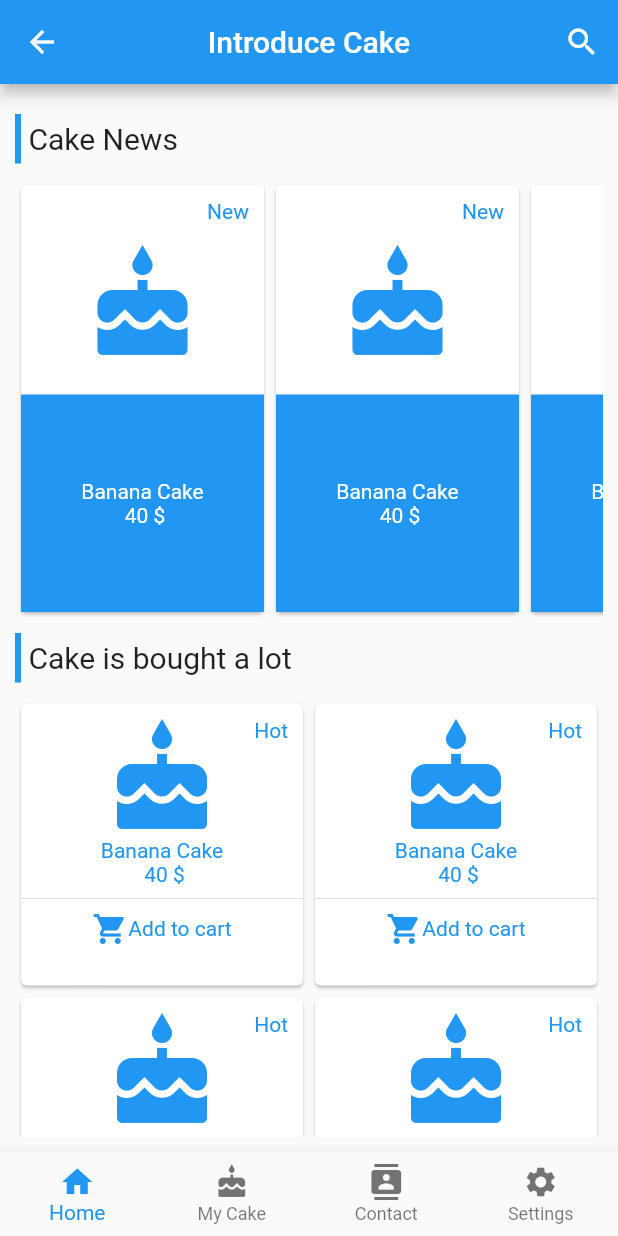
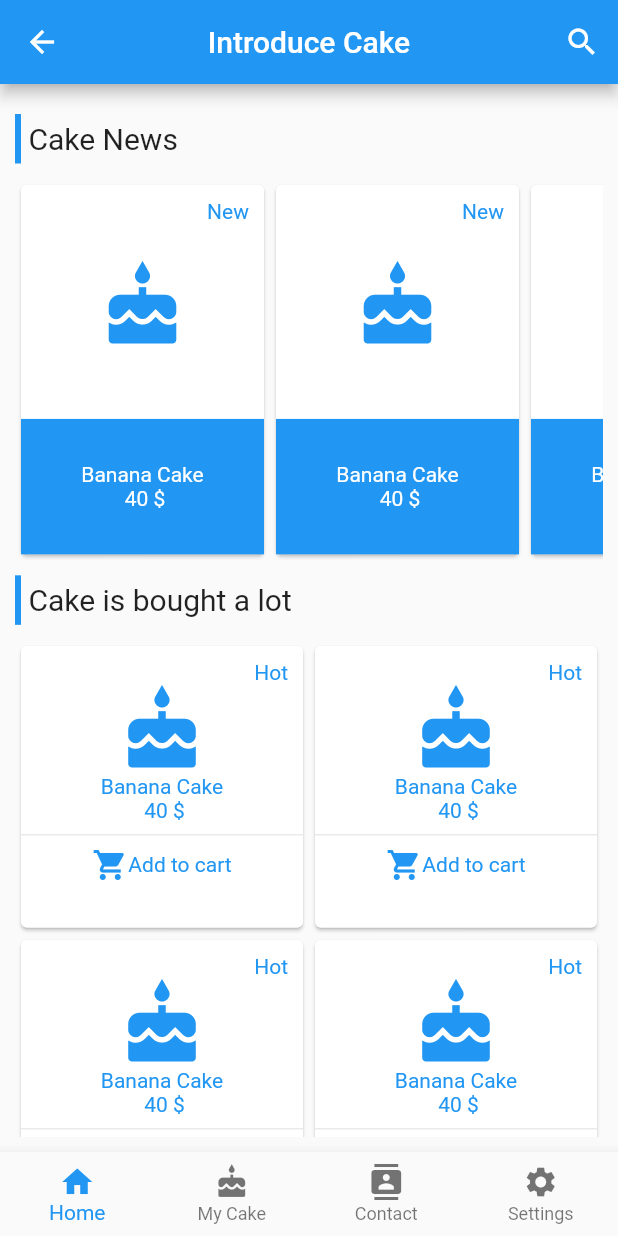
Before and after one commit to mvn-ducnguyen4-dn/flutter, a Flutter app: the screen it shows after launch, on a phone screen of 412 x 824 dp. Run offline on Flutter 3.47's test engine with Material 2 defaults, Android fonts, the phone set to English and light mode, and no system bars.

Commit message:
update layout with class

```diff
--- a/lib/main.dart
+++ b/lib/main.dart
@@ -1,5 +1,4 @@
 import 'package:flutter/material.dart';
-// import 'package:big_tip/big_tip.dart';
 
 void main() => runApp(MyApp());
 
@@ -26,224 +25,33 @@ class MyApp extends StatelessWidget {
             ),
           ],
         ),
-        body:
-            // Column(
-            //   crossAxisAlignment: CrossAxisAlignment.center,
-            //   children: [
-            //       Align(
-            //         alignment: Alignment.topRight,
-            //         child:Text(
-            //           'New',
-            //           style: TextStyle(color: Colors.blue),
-            //         ),
-            //       ),
-            //       Icon(
-            //         Icons.cake,
-            //         color: Colors.blue,
-            //         size: 80.0,
-            //       ),
-            //       Text(
-            //         'Banana Cake \n 40 \$',
-            //         textAlign: TextAlign.center,
-            //         style: TextStyle(color: Colors.blue),
-            //       )
-            //   ],
-            // ),
-
-            // Stack(
-            //   children: [
-            //     Container(
-            //       child: Positioned(
-            //         top: 20,
-            //         right: 20,
-            //         child: Text(
-            //           'New',
-            //           style: TextStyle(color: Colors.blue),
-            //         ),
-            //       )
-            //     ),
-            //     Container(
-            //       padding: EdgeInsets.all(20.0),
-            //       decoration: BoxDecoration(
-            //         border: Border.all(
-            //           width: 1,
-            //         ),
-            //       ),
-
-            //       child: Column(
-            //         children: [
-            //           Icon(
-            //             Icons.cake,
-            //             color: Colors.blue,
-            //             size: 80.0,
-            //           ),
-            //           Container(
-            //             margin: EdgeInsets.symmetric(vertical: 10.0),
-            //             padding: EdgeInsets.symmetric(vertical: 10.0),
-            //             color: Colors.blue,
-            //             child: Row(
-            //               children: [
-            //                 Expanded(
-            //                   child: Text('Banana Cake \n 40 \$',
-            //                   textAlign: TextAlign.center,
-            //                   style: TextStyle(color: Colors.white),
-            //                 ),
-            //                 )
-            //               ],
-            //             ),
-            //           ),
-            //         ]
-            //       )
-            //     ),
-            //   ]
-            // ),
-
-            Container(
+        body: Container(
           margin: EdgeInsets.all(10.0),
           child: Column(
-            // crossAxisAlignment: CrossAxisAlignment.start,
-            // mainAxisSize: MainAxisSize.min,
             children: [
-              Container(
-                margin: EdgeInsets.symmetric(vertical: 10.0),
-                padding: EdgeInsets.all(5.0),
-                decoration: BoxDecoration(
-                    border: Border(
-                  left: BorderSide(
-                    color: Colors.blue,
-                    width: 4.0,
+            Expanded(
+              flex: 4,
+              child:Column(
+                children: [
+                  TileCake(
+                    text: 'Cake News',
                   ),
-                )),
-                child: Align(
-                  alignment: Alignment.centerLeft,
-                  child: Text(
-                    'Cake News',
-                    textAlign: TextAlign.left,
-                    style: TextStyle(fontSize: 20),
+                  ListCakeHorizontal()
+                ],
+              )
+            ),
+            Expanded(
+              flex: 5,
+              child:Column(
+                children: [
+                  TileCake(
+                    text: 'Cake is bought a lot',
                   ),
-                ),
-              ),
-              Expanded(
-                child: ListView.builder(
-                  itemExtent: 170,
-                  scrollDirection: Axis.horizontal,
-                  itemCount: 20,
-                  itemBuilder: (context, index) => Card(
-                    child: Stack(children: [
-                      Container(
-                          child: Positioned(
-                        top: 10,
-                        right: 10,
-                        child: Text(
-                          'New',
-                          style: TextStyle(color: Colors.blue),
-                        ),
-                      )),
-                      Container(
-                          padding: EdgeInsets.fromLTRB(0, 40, 0, 0),
-                          child: Column(
-                              crossAxisAlignment: CrossAxisAlignment.center,
-                              children: [
-                                Icon(
-                                  Icons.cake,
-                                  color: Colors.blue,
-                                  size: 80.0,
-                                ),
-                                Expanded(
-                                  child: Container(
-                                    margin: EdgeInsets.fromLTRB(0, 20, 0, 0),
-                                    color: Colors.blue,
-                                    child: Row(
-                                      children: [
-                                        Expanded(
-                                          child: Text(
-                                            'Banana Cake \n 40 \$',
-                                            textAlign: TextAlign.center,
-                                            style:
-                                                TextStyle(color: Colors.white),
-                                          ),
-                                        )
-                                      ],
-                                    ),
-                                  ),
-                                ),
-                              ])),
-                    ]),
-                  ),
-                ),
-              ),
-              Container(
-                margin: EdgeInsets.symmetric(vertical: 10.0),
-                padding: EdgeInsets.all(5.0),
-                decoration: BoxDecoration(
-                    border: Border(
-                  left: BorderSide(
-                    color: Colors.blue,
-                    width: 4.0,
-                  ),
-                )),
-                child: Align(
-                  alignment: Alignment.centerLeft,
-                  child: Text(
-                    'Cake is bought a lot',
-                    textAlign: TextAlign.left,
-                    style: TextStyle(fontSize: 20),
-                  ),
-                ),
-              ),
-              Expanded(
-                child: GridView.builder(
-                  itemCount: 10,
-                  gridDelegate: SliverGridDelegateWithFixedCrossAxisCount(
-                    crossAxisCount: 2,
-                  ),
-                  itemBuilder: (context, index) => Card(
-                    child: Stack(children: [
-                      Container(
-                          child: Positioned(
-                        top: 10,
-                        right: 10,
-                        child: Text(
-                          'Hot',
-                          style: TextStyle(color: Colors.blue),
-                        ),
-                      )),
-                      Container(
-                          padding: EdgeInsets.fromLTRB(0, 10, 0, 0),
-                          child: Column(
-                              crossAxisAlignment: CrossAxisAlignment.center,
-                              children: [
-                                Icon(
-                                  Icons.cake,
-                                  color: Colors.blue,
-                                  size: 80.0,
-                                ),
-                                Container(
-                                  child: Text(
-                                    'Banana Cake \n 40 \$',
-                                    textAlign: TextAlign.center,
-                                    style: TextStyle(color: Colors.blue),
-                                  ),
-                                ),
-                                Divider(),
-                                Row(
-                                  mainAxisAlignment: MainAxisAlignment.center,
-                                  crossAxisAlignment: CrossAxisAlignment.center,
-                                  children: [
-                                    Icon(Icons.shopping_cart,
-                                        color: Colors.blue),
-                                    Text(
-                                      'Add to cart',
-                                      style: TextStyle(color: Colors.blue),
-                                    ),
-                                  ],
-                                ),
-                              ])),
-                    ]),
-                  ),
-                ),
-              ),
-            ],
+                  ListCakeVertical(),
+                ],
+              )
+            ),
+            ]
           ),
         ),
         bottomNavigationBar: BottomNavigationBar(
@@ -274,3 +82,164 @@ class MyApp extends StatelessWidget {
     );
   }
 }
+
+class ListCakeHorizontal extends StatelessWidget {
+
+  /// Here is your constructor
+  ListCakeHorizontal({Key key});
+
+  @override
+  Widget build(BuildContext context) {
+    return _buildListCakeHorizontal();
+  }
+
+  Widget _buildListCakeHorizontal() {
+    return Expanded(
+      child: ListView.builder(
+        itemExtent: 170,
+        scrollDirection: Axis.horizontal,
+        itemCount: 20,
+        itemBuilder: (context, index) => Card(
+            child: Column(
+              crossAxisAlignment: CrossAxisAlignment.center,
+              children: [
+                Align(
+                  alignment: Alignment.topRight,
+                  child: Container(
+                    margin: EdgeInsets.fromLTRB(0, 10, 10, 0),
+                    child: Text(
+                      'New',
+                      style: TextStyle(color: Colors.blue),
+                    ),
+                  ),
+                ),
+                Expanded(
+                  child:Icon(
+                    Icons.cake,
+                    color: Colors.blue,
+                    size: 60.0,
+                  ),
+                ),
+                Expanded(
+                  child: Container(
+                    margin: EdgeInsets.fromLTRB(0, 20, 0, 0),
+                    color: Colors.blue,
+                    child: Row(
+                      children: [
+                        Expanded(
+                          child: Text(
+                            'Banana Cake \n 40 \$',
+                            textAlign: TextAlign.center,
+                            style:
+                                TextStyle(color: Colors.white),
+                          ),
+                        )
+                      ],
+                    ),
+                  ),
+                ),
+              ],
+            ),
+        )
+      ),
+    );
+  }
+}
+
+class ListCakeVertical extends StatelessWidget {
+
+  /// Here is your constructor
+  ListCakeVertical({Key key});
+
+  @override
+  Widget build(BuildContext context) {
+    return _buildListCakeVertical();
+  }
+
+  Widget _buildListCakeVertical() {
+    return Expanded(
+      child: GridView.builder(
+        itemCount: 10,
+        gridDelegate: SliverGridDelegateWithFixedCrossAxisCount(
+          crossAxisCount: 2,
+        ),
+        itemBuilder: (context, index) => Card(
+            child: Column(
+              crossAxisAlignment: CrossAxisAlignment.center,
+              children: [
+                  Align(
+                    alignment: Alignment.topRight,
+                    child: Container(
+                      margin: EdgeInsets.fromLTRB(0, 10, 10, 0),
+                      child: Text(
+                        'Hot',
+                        style: TextStyle(color: Colors.blue),
+                      ),
+                    ),
+                  ),
+                  Icon(
+                    Icons.cake,
+                    color: Colors.blue,
+                    size: 60.0,
+                  ),
+                  Text(
+                    'Banana Cake \n 40 \$',
+                    textAlign: TextAlign.center,
+                    style: TextStyle(color: Colors.blue),
+                  ),
+                  Divider(),
+                  Row(
+                    mainAxisAlignment: MainAxisAlignment.center,
+                    crossAxisAlignment: CrossAxisAlignment.center,
+                    children: [
+                      Icon(
+                        Icons.shopping_cart,
+                        color: Colors.blue
+                      ),
+                      Text(
+                        'Add to cart',
+                        style: TextStyle(color: Colors.blue),
+                      ),
+                    ],
+                  ),
+              ],
+            ),
+          ),
+      )
+    );
+  }
+}
+
+class TileCake extends StatelessWidget {
+  final String text;
+
+  /// Here is your constructor
+  TileCake({Key key, this.text});
+
+  @override
+  Widget build(BuildContext context) {
+    return _buildTitle(this.text);
+  }
+
+  Widget _buildTitle(String text) {
+    return Container(
+      margin: EdgeInsets.symmetric(vertical: 10.0),
+      padding: EdgeInsets.all(5.0),
+      decoration: BoxDecoration(
+          border: Border(
+        left: BorderSide(
+          color: Colors.blue,
+          width: 4.0,
+        ),
+      )),
+      child: Align(
+        alignment: Alignment.centerLeft,
+        child: Text(
+          this.text,
+          textAlign: TextAlign.left,
+          style: TextStyle(fontSize: 20),
+        ),
+      ),
+    );
+  }
+}
```
